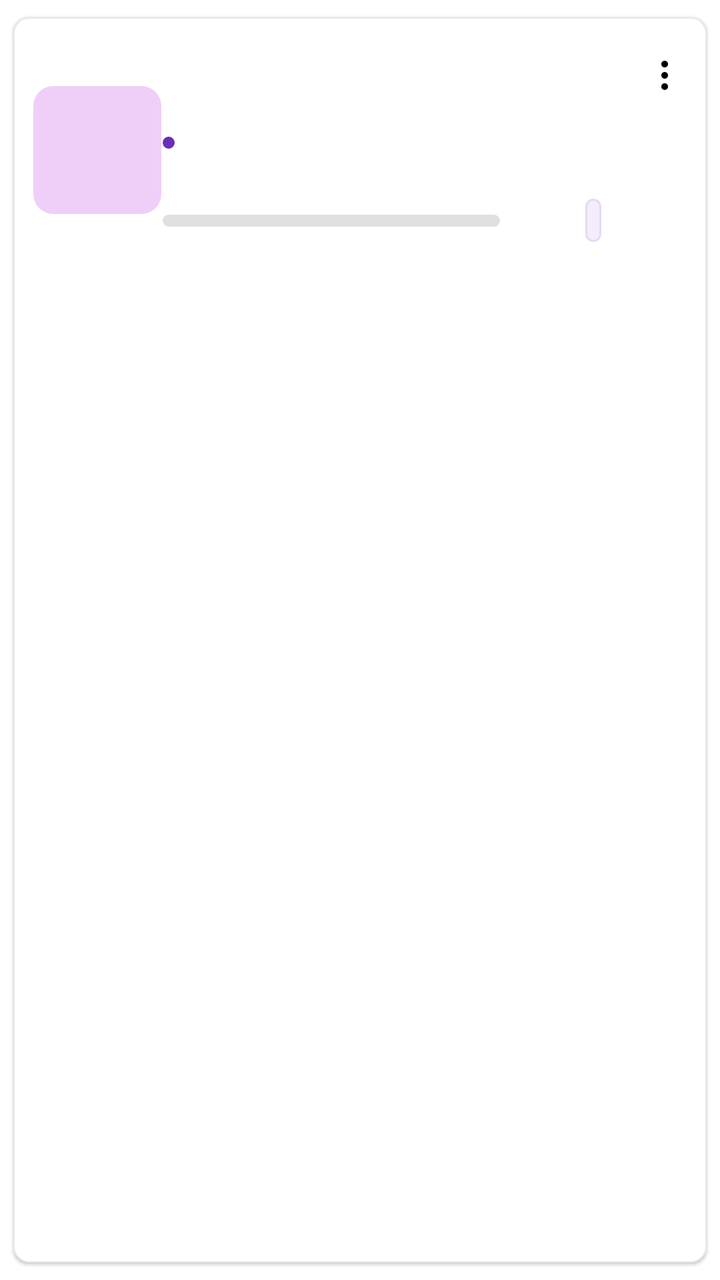
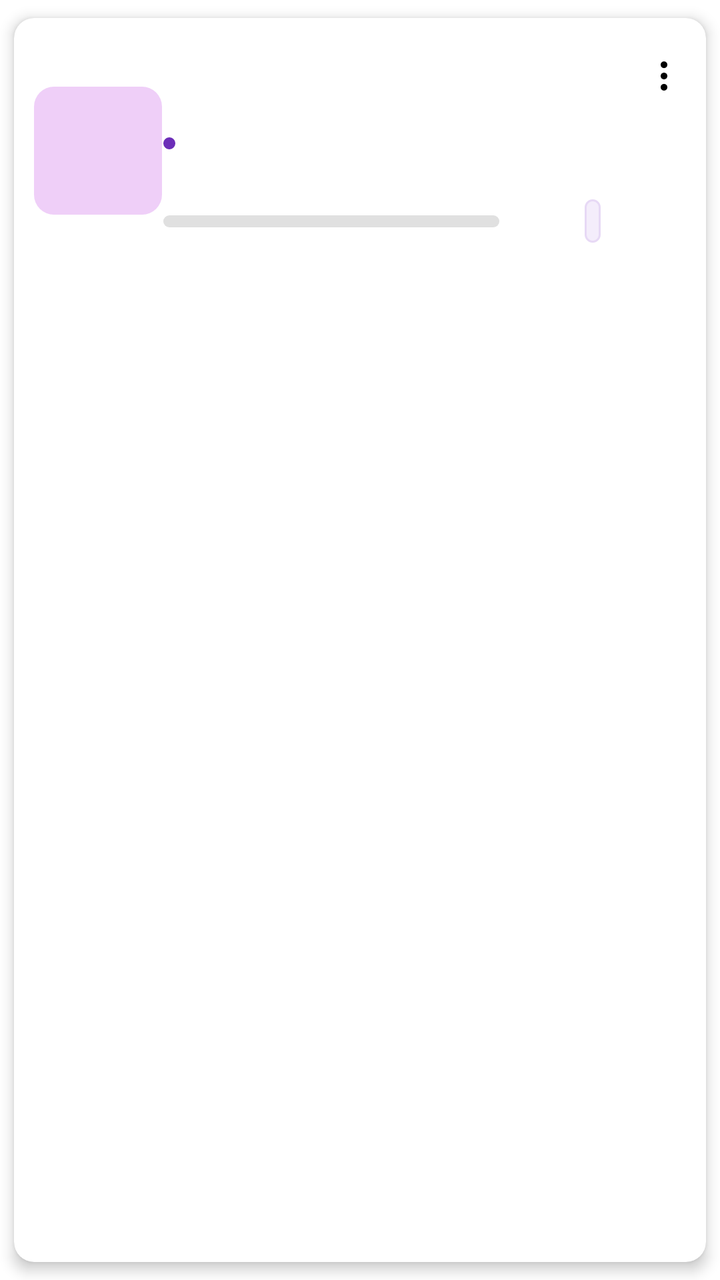

Before-and-after screenshots of an Android layout around one commit, followed by the original layout XML and the change that was made.
<!-- AndroidManifest.xml: application theme Theme.MoneyTracker -->
<!-- res/layout/item_goal_detail.xml -->
<?xml version="1.0" encoding="utf-8"?>
<com.google.android.material.card.MaterialCardView xmlns:android="http://schemas.android.com/apk/res/android"
    xmlns:app="http://schemas.android.com/apk/res-auto"
    android:layout_width="match_parent"
    android:layout_height="wrap_content"
    android:layout_marginStart="@dimen/margin_6"
    android:layout_marginEnd="@dimen/margin_6"
    android:clipToPadding="false"
    app:cardCornerRadius="@dimen/corner_radius_8"
    app:cardMaxElevation="@dimen/corner_elevation_4"
    app:strokeColor="@color/card_shadow"
    app:strokeWidth="0.6dp"
    app:cardUseCompatPadding="true">

    <androidx.constraintlayout.widget.ConstraintLayout
        android:id="@+id/itemView"
        android:layout_width="match_parent"
        android:layout_height="wrap_content"
        android:layout_marginTop="@dimen/margin_10"
        android:layout_marginBottom="@dimen/margin_10"
        android:padding="@dimen/padding_10">

        
        <androidx.appcompat.widget.AppCompatImageView
            android:id="@+id/ivGoalIcon"
            android:layout_width="64dp"
            android:layout_height="64dp"
            android:background="@drawable/bg_corner_theme"
            android:padding="@dimen/padding_10"
            android:scaleType="fitCenter"
            app:layout_constraintBottom_toBottomOf="parent"
            app:layout_constraintStart_toStartOf="parent"
            app:layout_constraintTop_toTopOf="parent" />

        
        <androidx.constraintlayout.widget.Guideline
            android:id="@+id/guideline1"
            android:layout_width="wrap_content"
            android:layout_height="wrap_content"
            android:orientation="vertical"
            app:layout_constraintGuide_percent="0.18" />

        
        <androidx.constraintlayout.widget.Guideline
            android:id="@+id/guideline2"
            android:layout_width="wrap_content"
            android:layout_height="wrap_content"
            android:orientation="vertical"
            app:layout_constraintGuide_percent="0.72" />

        <androidx.constraintlayout.widget.ConstraintLayout
            android:id="@+id/leftWrapper"
            android:layout_width="0dp"
            android:layout_height="wrap_content"
            android:layout_marginStart="@dimen/margin_6"
            android:layout_marginEnd="@dimen/margin_2"
            app:layout_constraintBottom_toBottomOf="parent"
            app:layout_constraintEnd_toStartOf="@id/guideline2"
            app:layout_constraintStart_toEndOf="@id/guideline1"
            app:layout_constraintTop_toTopOf="parent">

            <androidx.appcompat.widget.AppCompatTextView
                android:id="@+id/tvGoalName"
                android:layout_width="0dp"
                android:layout_height="wrap_content"
                android:layout_marginEnd="@dimen/padding_8"
                android:textColor="@color/black"
                android:textSize="@dimen/text_16"
                app:fontFamily="@font/exo2_semibold"
                app:layout_constraintStart_toStartOf="parent"
                app:layout_constraintTop_toTopOf="parent" />

            <LinearLayout
                android:id="@+id/goalCategoryContainer"
                android:layout_width="wrap_content"
                android:layout_height="14dp"
                android:layout_marginTop="@dimen/margin_6"
                android:gravity="center_vertical"
                android:orientation="horizontal"
                app:layout_constraintStart_toStartOf="@id/tvGoalName"
                app:layout_constraintTop_toBottomOf="@id/tvGoalName">

                <androidx.appcompat.widget.AppCompatImageView
                    android:id="@+id/ivGoalCategoryDot"
                    android:layout_width="6dp"
                    android:layout_height="6dp"
                    android:layout_gravity="center_vertical"
                    android:scaleType="centerInside"
                    android:src="@drawable/bg_goal_category_dot" />

                <androidx.appcompat.widget.AppCompatTextView
                    android:id="@+id/tvGoalCategory"
                    android:layout_width="wrap_content"
                    android:layout_height="wrap_content"
                    android:layout_marginStart="@dimen/padding_4"
                    android:fontFamily="@font/exo2_medium"
                    android:gravity="center_vertical"
                    android:includeFontPadding="false"
                    android:textColor="@color/dark_grey"
                    android:textSize="@dimen/text_12" />

            </LinearLayout>

            
            <androidx.appcompat.widget.AppCompatTextView
                android:id="@+id/tvSavedAmount"
                android:layout_width="wrap_content"
                android:layout_height="wrap_content"
                android:layout_marginTop="@dimen/margin_6"
                android:fontFamily="@font/exo2_semibold"
                android:textColor="@color/dark_income"
                android:textSize="@dimen/text_14"
                app:layout_constraintStart_toStartOf="@id/tvGoalName"
                app:layout_constraintTop_toBottomOf="@id/goalCategoryContainer" />

            
            <androidx.appcompat.widget.AppCompatTextView
                android:id="@+id/tvTargetAmount"
                android:layout_width="wrap_content"
                android:layout_height="wrap_content"
                android:layout_marginStart="@dimen/margin_4"
                android:fontFamily="@font/exo2_semibold"
                android:textColor="@color/dark_grey"
                android:textSize="@dimen/text_14"
                app:layout_constraintBottom_toBottomOf="@id/tvSavedAmount"
                app:layout_constraintStart_toEndOf="@id/tvSavedAmount"
                app:layout_constraintTop_toTopOf="@id/tvSavedAmount" />

            
            <ProgressBar
                android:id="@+id/progressGoal"
                style="?android:attr/progressBarStyleHorizontal"
                android:layout_width="match_parent"
                android:layout_height="6dp"
                android:layout_marginTop="@dimen/margin_4"
                android:max="100"
                android:progressDrawable="@drawable/progress_goal"
                app:layout_constraintStart_toStartOf="@id/tvGoalName"
                app:layout_constraintTop_toBottomOf="@id/tvSavedAmount" />

            
            <androidx.appcompat.widget.AppCompatTextView
                android:id="@+id/tvAutoSave"
                android:layout_width="wrap_content"
                android:layout_height="wrap_content"
                android:paddingStart="@dimen/padding_6"
                android:paddingTop="@dimen/padding_2"
                android:visibility="gone"
                android:paddingBottom="@dimen/padding_2"
                android:paddingEnd="@dimen/padding_6"
                android:layout_marginTop="@dimen/margin_6"
                android:background="@drawable/bg_box_rectangle"
                android:backgroundTint="@color/app_background"
                android:fontFamily="@font/exo2_semibold"
                android:drawableStart="@drawable/ic_refresh"
                android:drawableTint="@color/primary_dark"
                android:drawablePadding="@dimen/padding_2"
                android:textColor="@color/primary_dark"
                android:textSize="@dimen/text_8"
                app:layout_constraintStart_toStartOf="@id/progressGoal"
                app:layout_constraintTop_toBottomOf="@id/progressGoal" />

        </androidx.constraintlayout.widget.ConstraintLayout>

        <androidx.constraintlayout.widget.ConstraintLayout
            android:id="@+id/rightWrapper"
            android:layout_width="0dp"
            android:layout_height="wrap_content"
            android:layout_marginEnd="@dimen/margin_2"
            app:layout_constraintBottom_toBottomOf="parent"
            app:layout_constraintEnd_toEndOf="parent"
            app:layout_constraintStart_toEndOf="@id/guideline2"
            app:layout_constraintTop_toTopOf="parent">

            
            <androidx.appcompat.widget.AppCompatImageView
                android:id="@+id/ivMore"
                android:layout_width="18dp"
                android:layout_height="18dp"
                android:contentDescription="@string/more"
                android:src="@drawable/ic_more_menu"
                app:layout_constraintEnd_toEndOf="parent"
                app:layout_constraintTop_toTopOf="parent"
                app:tint="@color/black" />

            <androidx.appcompat.widget.AppCompatTextView
                android:id="@+id/tvProgress"
                android:layout_width="wrap_content"
                android:layout_height="wrap_content"
                android:fontFamily="@font/exo2_bold"
                android:gravity="center"
                android:minWidth="68dp"
                android:paddingStart="@dimen/padding_10"
                android:paddingEnd="@dimen/padding_10"
                android:textColor="@color/primary"
                android:textSize="@dimen/text_18"
                app:layout_constraintEnd_toEndOf="parent"
                app:layout_constraintStart_toStartOf="parent"
                app:layout_constraintTop_toBottomOf="@+id/ivMore" />

            <androidx.appcompat.widget.AppCompatTextView
                android:id="@+id/tvDaysLeft"
                android:layout_width="wrap_content"
                android:layout_height="wrap_content"
                android:layout_marginTop="@dimen/margin_6"
                android:fontFamily="@font/exo2_medium"
                android:textColor="@color/dark_grey"
                android:textSize="@dimen/text_12"
                app:layout_constraintEnd_toEndOf="parent"
                app:layout_constraintStart_toStartOf="parent"
                app:layout_constraintTop_toBottomOf="@+id/tvProgress" />

            <androidx.appcompat.widget.AppCompatTextView
                android:id="@+id/tvTargetDate"
                android:layout_width="wrap_content"
                android:layout_height="wrap_content"
                android:layout_marginTop="@dimen/margin_6"
                android:background="@drawable/bg_goal_progress"
                android:drawablePadding="@dimen/padding_4"
                android:fontFamily="@font/exo2_medium"
                android:padding="@dimen/padding_4"
                android:textColor="@color/dark_grey"
                android:textSize="@dimen/text_10"
                app:layout_constraintEnd_toEndOf="parent"
                app:layout_constraintStart_toStartOf="parent"
                app:layout_constraintTop_toBottomOf="@+id/tvDaysLeft" />

        </androidx.constraintlayout.widget.ConstraintLayout>
    </androidx.constraintlayout.widget.ConstraintLayout>
</com.google.android.material.card.MaterialCardView>
<!-- resources referenced by this layout -->
<resources>
  <color name="app_background">#E6D9FC</color>
  <color name="black">#FF000000</color>
  <color name="card_shadow">#E8E8E8</color>
  <color name="dark_grey">#565656</color>
  <color name="dark_income">#0E592A</color>
  <color name="primary">#FF6A1B9A</color>
  <color name="primary_dark">#FF5B1485</color>
  <dimen name="corner_elevation_4">4dp</dimen>
  <dimen name="corner_radius_8">8dp</dimen>
  <dimen name="margin_10">10dp</dimen>
  <dimen name="margin_2">2dp</dimen>
  <dimen name="margin_4">4dp</dimen>
  <dimen name="margin_6">6dp</dimen>
  <dimen name="padding_10">10dp</dimen>
  <dimen name="padding_2">2dp</dimen>
  <dimen name="padding_4">4dp</dimen>
  <dimen name="padding_6">6dp</dimen>
  <dimen name="padding_8">8dp</dimen>
  <dimen name="text_10">10sp</dimen>
  <dimen name="text_12">12sp</dimen>
  <dimen name="text_14">14sp</dimen>
  <dimen name="text_16">16sp</dimen>
  <dimen name="text_18">18sp</dimen>
  <dimen name="text_8">8sp</dimen>
  <!-- drawable bg_box_rectangle (drawable) -->
  <?xml version="1.0" encoding="utf-8"?>
  <shape xmlns:android="http://schemas.android.com/apk/res/android"
      android:shape="rectangle">
      <corners android:radius="4dp" />
      <solid android:color="#ffffff" />
  </shape>
  <!-- drawable bg_corner_theme (drawable) -->
  <?xml version="1.0" encoding="utf-8"?>
  <shape xmlns:android="http://schemas.android.com/apk/res/android"
      android:shape="rectangle">
      <corners android:radius="10dp" />
      <solid android:color="#8CE2A8F2"/>
  </shape>
  <!-- drawable bg_goal_category_dot (drawable) -->
  <?xml version="1.0" encoding="utf-8"?>
  <shape xmlns:android="http://schemas.android.com/apk/res/android"
      android:shape="oval">
  
      <size
          android:width="8dp"
          android:height="8dp" />
  
      <solid android:color="#6C2DB8" />
  
  </shape>
  <!-- drawable bg_goal_progress (drawable) -->
  <?xml version="1.0" encoding="utf-8"?>
  <shape xmlns:android="http://schemas.android.com/apk/res/android">
      <solid android:color="#F4EDFB" />
      <corners android:radius="4dp" />
      <stroke
          android:width="1dp"
          android:color="#E7D9F5" />
  </shape>
  <!-- drawable ic_more_menu (drawable) -->
  <vector xmlns:android="http://schemas.android.com/apk/res/android" android:height="32dp" android:viewportHeight="16" android:viewportWidth="16" android:width="32dp">
        
      <path android:fillColor="#000000" android:pathData="M9.5,13a1.5,1.5 0,1 1,-3 0,1.5 1.5,0 0,1 3,0zM9.5,8a1.5,1.5 0,1 1,-3 0,1.5 1.5,0 0,1 3,0zM9.5,3a1.5,1.5 0,1 1,-3 0,1.5 1.5,0 0,1 3,0z"/>
      
  </vector>
  <!-- drawable ic_refresh (drawable) -->
  <vector xmlns:android="http://schemas.android.com/apk/res/android"
      android:width="8dp"
      android:height="8dp"
      android:viewportWidth="24"
      android:viewportHeight="24">
  
      <path
          android:fillColor="#00000000"
          android:pathData="M3,12C3,16.971 7.029,21 12,21C14.305,21 16.408,20.133 18,18.708L21,16M21,12C21,7.029 16.971,3 12,3C9.695,3 7.592,3.867 6,5.292L3,8M21,21V16M21,16H16M3,3V8M3,8H8"
          android:strokeWidth="2"
          android:strokeColor="#000000"
          android:strokeLineCap="round"
          android:strokeLineJoin="round" />
  
  </vector>
  <string name="more">More</string>
  <color name="azure_blue">#FF2563EB</color>
  <color name="emerald_green">#FF10B981</color>
  <color name="white">#FFFFFFFF</color>
  <color name="teal">#FF03DAC5</color>
  <color name="dark_teal">#FF018786</color>
  <color name="vibrant_orange">#FF6A1B9A</color>
  <!-- unchanged entries left out for length: 11 -->
</resources>

<!-- the commit's change to res/layout/item_goal_detail.xml (unified diff, before → after) -->
@@ -3,14 +3,13 @@
     xmlns:app="http://schemas.android.com/apk/res-auto"
     android:layout_width="match_parent"
     android:layout_height="wrap_content"
-    android:layout_marginStart="@dimen/margin_6"
-    android:layout_marginEnd="@dimen/margin_6"
+    android:layout_marginStart="@dimen/margin_10"
+    android:layout_marginEnd="@dimen/margin_10"
+    android:background="@color/white"
     android:clipToPadding="false"
-    app:cardCornerRadius="@dimen/corner_radius_8"
-    app:cardMaxElevation="@dimen/corner_elevation_4"
-    app:strokeColor="@color/card_shadow"
-    app:strokeWidth="0.6dp"
-    app:cardUseCompatPadding="true">
+    app:cardUseCompatPadding="true"
+    app:cardCornerRadius="@dimen/corner_radius_10"
+    app:cardElevation="@dimen/corner_elevation_4">
 
     <androidx.constraintlayout.widget.ConstraintLayout
         android:id="@+id/itemView"
<!-- resource entries referenced after the edit -->
@@ -2,13 +2,12 @@
 <resources>
   <color name="app_background">#E6D9FC</color>
   <color name="black">#FF000000</color>
-  <color name="card_shadow">#E8E8E8</color>
   <color name="dark_grey">#565656</color>
   <color name="dark_income">#0E592A</color>
   <color name="primary">#FF6A1B9A</color>
   <color name="primary_dark">#FF5B1485</color>
   <dimen name="corner_elevation_4">4dp</dimen>
-  <dimen name="corner_radius_8">8dp</dimen>
+  <dimen name="corner_radius_10">10dp</dimen>
   <dimen name="margin_10">10dp</dimen>
   <dimen name="margin_2">2dp</dimen>
   <dimen name="margin_4">4dp</dimen>
